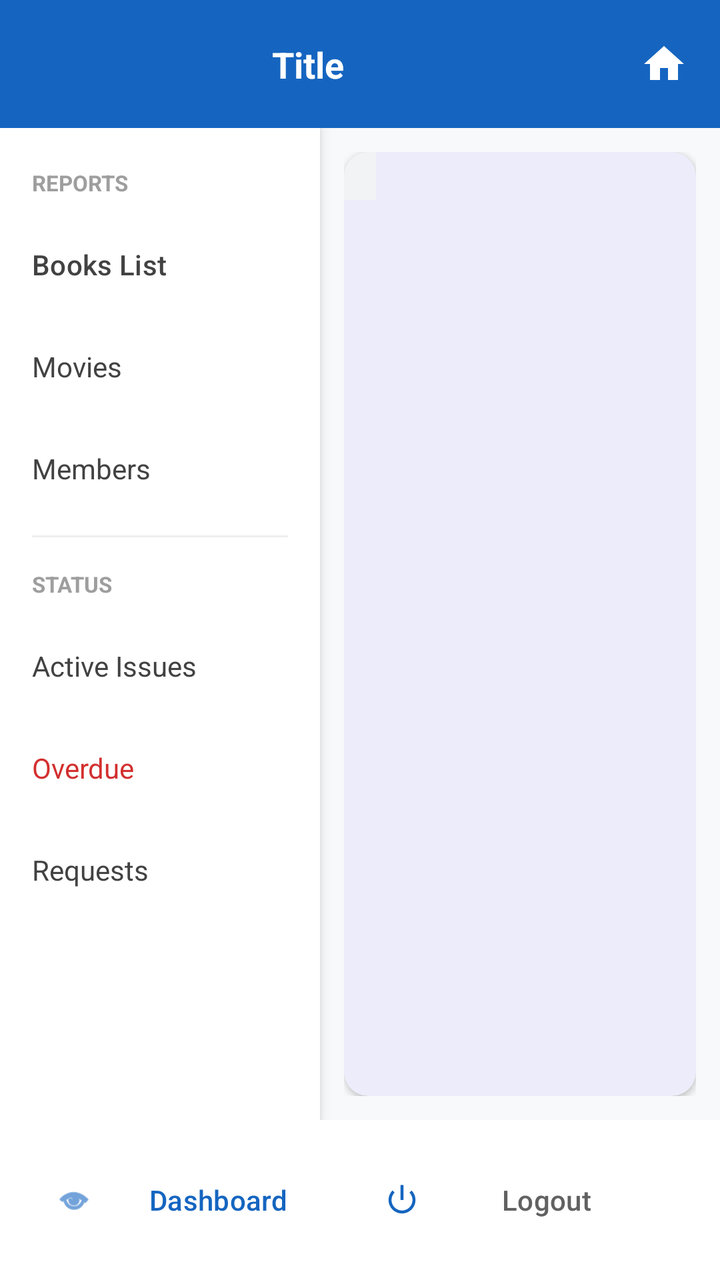
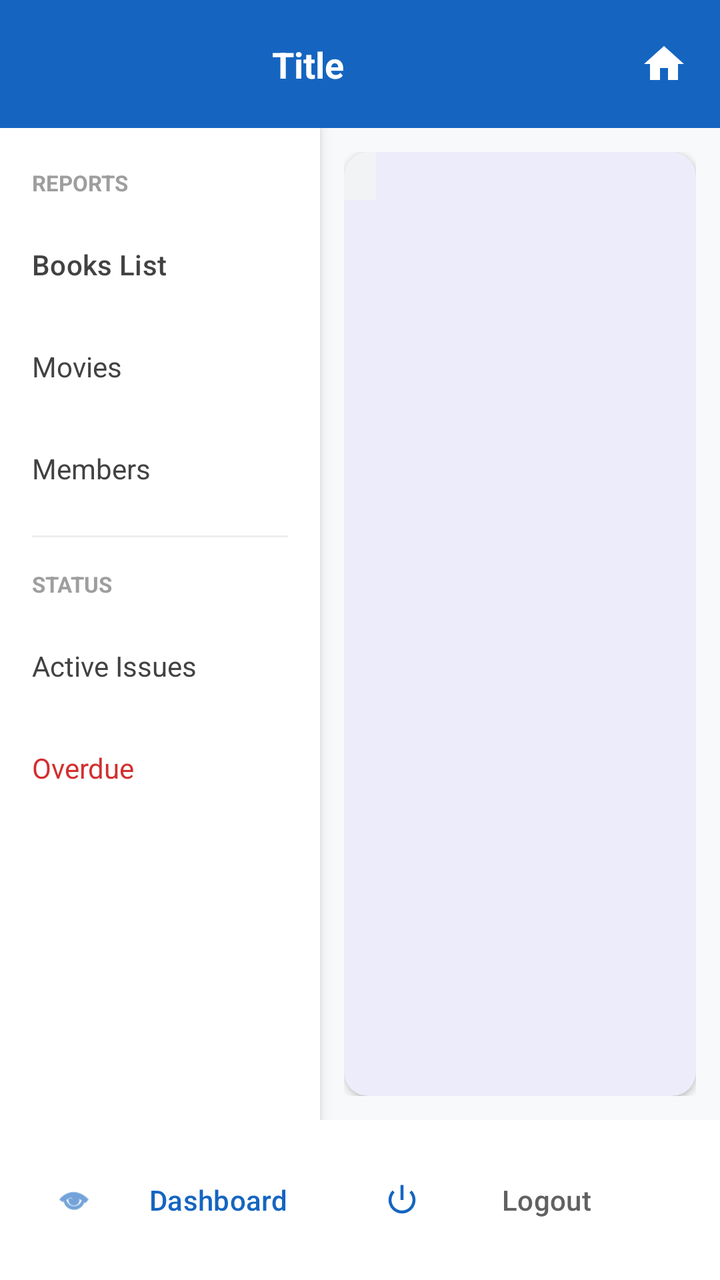

Two renders of the same Android screen: before a commit and after it. Below are the layout's source before the change and the commit's diff.
<!-- AndroidManifest.xml: application theme Theme.LibraryManagement -->
<!-- res/layout/activity_report_list.xml -->
<?xml version="1.0" encoding="utf-8"?>
<androidx.constraintlayout.widget.ConstraintLayout xmlns:android="http://schemas.android.com/apk/res/android"
    xmlns:app="http://schemas.android.com/apk/res-auto"
    android:layout_width="match_parent"
    android:layout_height="match_parent"
    android:background="#F8F9FA">

    <include
        android:id="@+id/include_toolbar"
        layout="@layout/toolbar_layout" />

    <LinearLayout
        android:layout_width="match_parent"
        android:layout_height="0dp"
        android:orientation="horizontal"
        app:layout_constraintBottom_toTopOf="@id/layout_bottom_buttons"
        app:layout_constraintTop_toBottomOf="@id/include_toolbar">

        <com.google.android.material.card.MaterialCardView
            android:layout_width="160dp"
            android:layout_height="match_parent"
            app:cardCornerRadius="0dp"
            app:cardElevation="4dp"
            app:strokeWidth="0dp">

            <LinearLayout
                android:id="@+id/layout_side_nav"
                android:layout_width="match_parent"
                android:layout_height="match_parent"
                android:background="@color/white"
                android:orientation="vertical"
                android:paddingTop="12dp">

                <TextView
                    android:layout_width="match_parent"
                    android:layout_height="wrap_content"
                    android:paddingHorizontal="16dp"
                    android:paddingVertical="8dp"
                    android:text="REPORTS"
                    android:textColor="#9E9E9E"
                    android:textSize="11sp"
                    android:textStyle="bold" />

                <TextView
                    android:id="@+id/nav_books"
                    style="@style/Widget.Material3.Button.TextButton"
                    android:layout_width="match_parent"
                    android:layout_height="wrap_content"
                    android:gravity="start|center_vertical"
                    android:padding="16dp"
                    android:text="Books List"
                    android:textColor="#424242"
                    android:textSize="14sp" />

                <TextView
                    android:id="@+id/nav_movies"
                    android:layout_width="match_parent"
                    android:layout_height="wrap_content"
                    android:background="?attr/selectableItemBackground"
                    android:clickable="true"
                    android:focusable="true"
                    android:padding="16dp"
                    android:text="Movies"
                    android:textColor="#424242"
                    android:textSize="14sp" />

                <TextView
                    android:id="@+id/nav_memberships"
                    android:layout_width="match_parent"
                    android:layout_height="wrap_content"
                    android:background="?attr/selectableItemBackground"
                    android:clickable="true"
                    android:focusable="true"
                    android:padding="16dp"
                    android:text="Members"
                    android:textColor="#424242"
                    android:textSize="14sp" />

                <View
                    android:layout_width="match_parent"
                    android:layout_height="1dp"
                    android:layout_marginHorizontal="16dp"
                    android:layout_marginVertical="8dp"
                    android:background="#EEEEEE" />

                <TextView
                    android:layout_width="match_parent"
                    android:layout_height="wrap_content"
                    android:paddingHorizontal="16dp"
                    android:paddingVertical="8dp"
                    android:text="STATUS"
                    android:textColor="#9E9E9E"
                    android:textSize="11sp"
                    android:textStyle="bold" />

                <TextView
                    android:id="@+id/nav_active_issues"
                    android:layout_width="match_parent"
                    android:layout_height="wrap_content"
                    android:background="?attr/selectableItemBackground"
                    android:clickable="true"
                    android:focusable="true"
                    android:padding="16dp"
                    android:text="Active Issues"
                    android:textColor="#424242"
                    android:textSize="14sp" />

                <TextView
                    android:id="@+id/nav_overdue"
                    android:layout_width="match_parent"
                    android:layout_height="wrap_content"
                    android:background="?attr/selectableItemBackground"
                    android:clickable="true"
                    android:focusable="true"
                    android:padding="16dp"
                    android:text="Overdue"
                    android:textColor="#D32F2F"
                    android:textSize="14sp" />

                <TextView
                    android:id="@+id/nav_requests"
                    android:layout_width="match_parent"
                    android:layout_height="wrap_content"
                    android:background="?attr/selectableItemBackground"
                    android:clickable="true"
                    android:focusable="true"
                    android:padding="16dp"
                    android:text="Requests"
                    android:textColor="#424242"
                    android:textSize="14sp" />

            </LinearLayout>
        </com.google.android.material.card.MaterialCardView>

        <FrameLayout
            android:layout_width="0dp"
            android:layout_height="match_parent"
            android:layout_weight="1"
            android:padding="12dp">

            <com.google.android.material.card.MaterialCardView
                android:layout_width="match_parent"
                android:layout_height="match_parent"
                app:cardCornerRadius="12dp"
                app:cardElevation="2dp"
                app:strokeWidth="0dp">

                <HorizontalScrollView
                    android:layout_width="match_parent"
                    android:layout_height="match_parent"
                    android:scrollbars="horizontal">

                    <LinearLayout
                        android:layout_width="wrap_content"
                        android:layout_height="match_parent"
                        android:orientation="vertical">

                        <LinearLayout
                            android:id="@+id/layout_table_header"
                            android:layout_width="match_parent"
                            android:layout_height="wrap_content"
                            android:background="#F1F3F4"
                            android:orientation="horizontal"
                            android:paddingVertical="12dp"
                            android:paddingHorizontal="8dp">
                        </LinearLayout>

                        <androidx.recyclerview.widget.RecyclerView
                            android:id="@+id/rv_report"
                            android:layout_width="match_parent"
                            android:layout_height="match_parent"
                            android:clipToPadding="false"
                            android:paddingBottom="16dp" />
                    </LinearLayout>
                </HorizontalScrollView>
            </com.google.android.material.card.MaterialCardView>

            <LinearLayout
                android:id="@+id/tv_no_records"
                android:layout_width="wrap_content"
                android:layout_height="wrap_content"
                android:layout_gravity="center"
                android:gravity="center"
                android:orientation="vertical"
                android:visibility="gone">

                <ImageView
                    android:layout_width="48dp"
                    android:layout_height="48dp"
                    android:alpha="0.3"
                    android:src="@android:drawable/ic_menu_search" />

                <TextView
                    android:layout_width="wrap_content"
                    android:layout_height="wrap_content"
                    android:layout_marginTop="8dp"
                    android:text="No records found"
                    android:textColor="#9E9E9E" />
            </LinearLayout>

            <ProgressBar
                android:id="@+id/progress_bar"
                android:layout_width="wrap_content"
                android:layout_height="wrap_content"
                android:layout_gravity="center"
                android:visibility="gone" />
        </FrameLayout>

    </LinearLayout>

    <LinearLayout
        android:id="@+id/layout_bottom_buttons"
        android:layout_width="match_parent"
        android:layout_height="wrap_content"
        android:background="@color/white"
        android:orientation="horizontal"
        android:padding="16dp"
        app:layout_constraintBottom_toBottomOf="parent">

        <com.google.android.material.button.MaterialButton
            android:id="@+id/btn_home"
            style="@style/Widget.Material3.Button.TextButton"
            android:layout_width="0dp"
            android:layout_height="wrap_content"
            android:layout_weight="1"
            android:text="Dashboard"
            app:icon="@android:drawable/ic_menu_view" />

        <com.google.android.material.button.MaterialButton
            android:id="@+id/btn_logout"
            style="@style/Widget.Material3.Button.TextButton"
            android:layout_width="0dp"
            android:layout_height="wrap_content"
            android:layout_weight="1"
            android:text="Logout"
            android:textColor="#616161"
            app:icon="@android:drawable/ic_lock_power_off" />
    </LinearLayout>

</androidx.constraintlayout.widget.ConstraintLayout>
<!-- res/layout/toolbar_layout.xml (included above) -->
<?xml version="1.0" encoding="utf-8"?>
<com.google.android.material.appbar.MaterialToolbar xmlns:android="http://schemas.android.com/apk/res/android"
    xmlns:app="http://schemas.android.com/apk/res-auto"
    android:id="@+id/toolbar"
    android:layout_width="match_parent"
    android:layout_height="?attr/actionBarSize"
    android:background="@color/colorPrimary"
    android:elevation="4dp"
    app:contentInsetStart="0dp">

    <androidx.constraintlayout.widget.ConstraintLayout
        android:layout_width="match_parent"
        android:layout_height="match_parent">

        <ImageButton
            android:id="@+id/btn_back"
            android:layout_width="48dp"
            android:layout_height="48dp"
            android:layout_marginStart="4dp"
            android:background="?attr/selectableItemBackgroundBorderless"
            android:contentDescription="Back"
            android:padding="12dp"
            android:src="@drawable/ic_back_white"
            android:visibility="gone"
            app:layout_constraintBottom_toBottomOf="parent"
            app:layout_constraintStart_toStartOf="parent"
            app:layout_constraintTop_toTopOf="parent" />

        <TextView
            android:id="@+id/toolbar_title"
            android:layout_width="0dp"
            android:layout_height="wrap_content"
            android:layout_marginHorizontal="16dp"
            android:gravity="center"
            android:text="Title"
            android:textColor="@color/white"
            android:textSize="18sp"
            android:textStyle="bold"
            app:layout_constraintBottom_toBottomOf="parent"
            app:layout_constraintEnd_toStartOf="@+id/btn_toolbar_home"
            app:layout_constraintStart_toEndOf="@+id/btn_back"
            app:layout_constraintTop_toTopOf="parent" />

        <ImageButton
            android:id="@+id/btn_toolbar_home"
            android:layout_width="48dp"
            android:layout_height="48dp"
            android:layout_marginEnd="4dp"
            android:background="?attr/selectableItemBackgroundBorderless"
            android:contentDescription="Home"
            android:padding="12dp"
            android:src="@drawable/ic_home_white"
            app:layout_constraintBottom_toBottomOf="parent"
            app:layout_constraintEnd_toEndOf="parent"
            app:layout_constraintTop_toTopOf="parent" />

    </androidx.constraintlayout.widget.ConstraintLayout>

</com.google.android.material.appbar.MaterialToolbar>
<!-- resources referenced by this layout -->
<resources>
  <color name="colorPrimary">#1565C0</color>
  <color name="white">#FFFFFFFF</color>
  <!-- drawable ic_back_white (drawable) -->
  <vector xmlns:android="http://schemas.android.com/apk/res/android"
      android:width="24dp"
      android:height="24dp"
      android:viewportWidth="24"
      android:viewportHeight="24"
      android:tint="#FFFFFF">
    <path
        android:fillColor="@android:color/white"
        android:pathData="M20,11H7.83l5.59,-5.59L12,4l-8,8 8,8 1.41,-1.41L7.83,13H20v-2z"/>
  </vector>
  <!-- drawable ic_home_white (drawable) -->
  <vector xmlns:android="http://schemas.android.com/apk/res/android"
      android:width="24dp"
      android:height="24dp"
      android:viewportWidth="24"
      android:viewportHeight="24"
      android:tint="#FFFFFF">
    <path
        android:fillColor="@android:color/white"
        android:pathData="M10,20V14H14V20H19V12H22L12,3L2,12H5V20H10Z"/>
  </vector>
  <style name="Theme.LibraryManagement" parent="Theme.Material3.Light.NoActionBar">
          
          <item name="colorPrimary">@color/colorPrimary</item>
          <item name="colorPrimaryVariant">@color/colorPrimaryDark</item>
          <item name="colorOnPrimary">@color/colorButtonText</item>
          
          <item name="colorSecondary">@color/colorAccent</item>
          <item name="colorSecondaryVariant">@color/colorAccent</item>
          <item name="colorOnSecondary">@color/black</item>
          
          <item name="android:statusBarColor">@color/colorPrimaryDark</item>
          
      </style>
  <color name="colorPrimaryDark">#003c8f</color>
  <color name="colorButtonText">#FFFFFF</color>
  <color name="colorAccent">#FF6F00</color>
  <color name="black">#FF000000</color>
</resources>

<!-- the commit's change to res/layout/activity_report_list.xml (unified diff, before → after) -->
@@ -117,17 +117,17 @@
                     android:textColor="#D32F2F"
                     android:textSize="14sp" />
 
-                <TextView
-                    android:id="@+id/nav_requests"
-                    android:layout_width="match_parent"
-                    android:layout_height="wrap_content"
-                    android:background="?attr/selectableItemBackground"
-                    android:clickable="true"
-                    android:focusable="true"
-                    android:padding="16dp"
-                    android:text="Requests"
-                    android:textColor="#424242"
-                    android:textSize="14sp" />
+
+
+
+
+
+
+
+
+
+
+
 
             </LinearLayout>
         </com.google.android.material.card.MaterialCardView>
